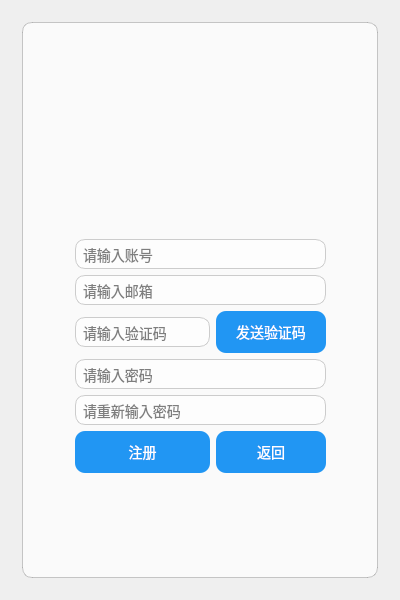
First picture: the form in LoginWindow.ui, repository xuanyuanbuchen/LoginWindow, before the edit.
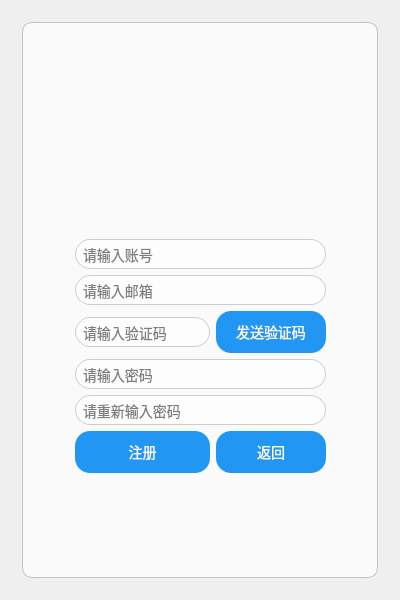
Second picture: the form after the edit. The open tabs and pages were chosen to show the change. Icons and pictures are not drawn.

```diff
--- a/LoginWindow.ui
+++ b/LoginWindow.ui
@@ -622,7 +622,7 @@
               <property name="styleSheet">
                <string notr="true"> QLineEdit {
      border: 1px solid #ccc;
-     border-radius: 10px;
+     border-radius: 15px;
      padding: 5px;
      font-size: 14px;
      text-align: center;
@@ -681,7 +681,7 @@
               <property name="styleSheet">
                <string notr="true"> QLineEdit {
      border: 1px solid #ccc;
-     border-radius: 10px;
+     border-radius: 15px;
      padding: 5px;
      font-size: 14px;
      text-align: center;
@@ -707,7 +707,7 @@
     color: white;               
     border: none;              
     padding: 10px 20px;        
-    border-radius: 10px;       
+  	border-radius: 15px;      
     font-size: 14px;           
 }
 
@@ -732,7 +732,7 @@
               <property name="styleSheet">
                <string notr="true"> QLineEdit {
      border: 1px solid #ccc;
-     border-radius: 10px;
+     border-radius: 15px;
      padding: 5px;
      font-size: 14px;
      text-align: center;
@@ -774,7 +774,7 @@
     color: white;               
     border: none;              
     padding: 10px 20px;        
-    border-radius: 10px;       
+    border-radius: 15px;      
     font-size: 14px;           
 }
 
@@ -812,7 +812,7 @@
               <property name="styleSheet">
                <string notr="true"> QLineEdit {
      border: 1px solid #ccc;
-     border-radius: 10px;
+     border-radius: 15px;
      padding: 5px;
      font-size: 14px;
      text-align: center;
@@ -831,7 +831,7 @@
               <property name="styleSheet">
                <string notr="true"> QLineEdit {
      border: 1px solid #ccc;
-     border-radius: 10px;
+     border-radius: 15px;
      padding: 5px;
      font-size: 14px;
      text-align: center;
@@ -854,7 +854,7 @@
     color: white;               
     border: none;              
     padding: 10px 20px;        
-    border-radius: 10px;       
+    border-radius: 15px;      
     font-size: 14px;           
 }
 
```
Left out of the diff: 20 changed lines with no effect on the pictures.
